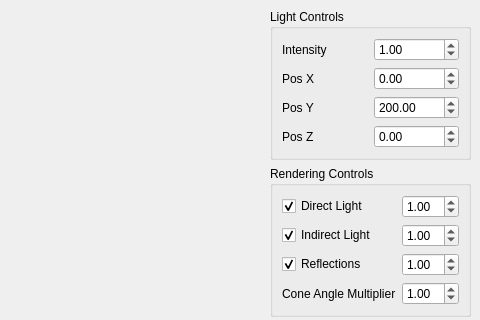
jw0z96/Masterclass-VXGI-Sponza, file ui/MainWindow.ui: the form before one commit; both pictures show x 492 to 972 and y 0 to 320 of the 972 by 649 pixel window.
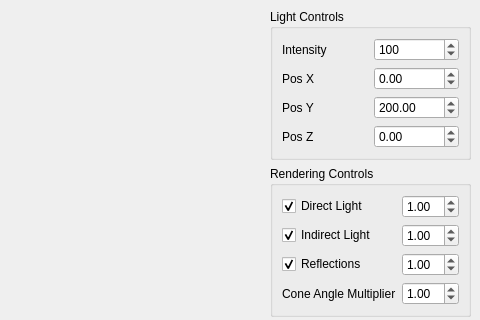
The form after the commit.

What changed in the file:
```diff
--- a/ui/MainWindow.ui
+++ b/ui/MainWindow.ui
@@ -107,8 +107,17 @@
          </item>
          <item row="0" column="2">
           <widget class="QDoubleSpinBox" name="lightIntensitySpinBox">
+           <property name="decimals">
+            <number>0</number>
+           </property>
+           <property name="maximum">
+            <double>99999.000000000000000</double>
+           </property>
+           <property name="singleStep">
+            <double>100.000000000000000</double>
+           </property>
            <property name="value">
-            <double>1.000000000000000</double>
+            <double>100.000000000000000</double>
            </property>
           </widget>
          </item>
```
